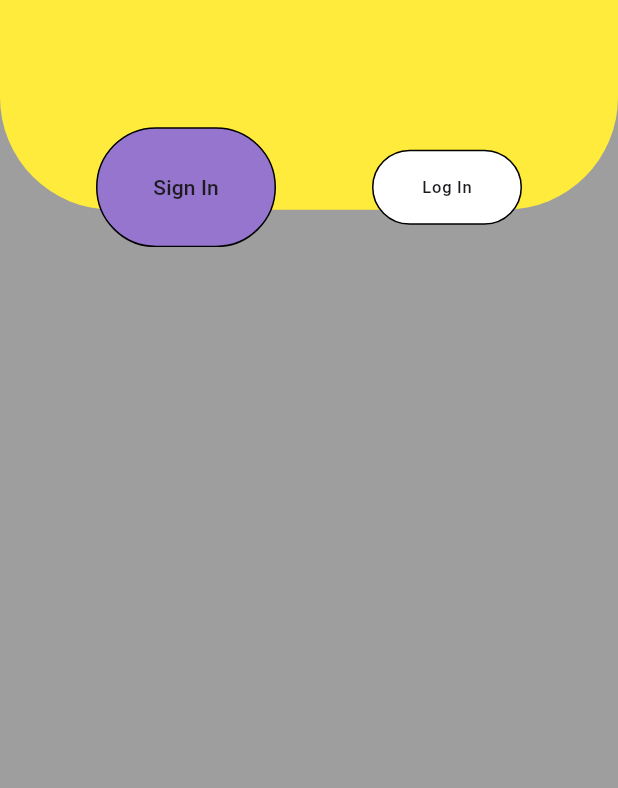
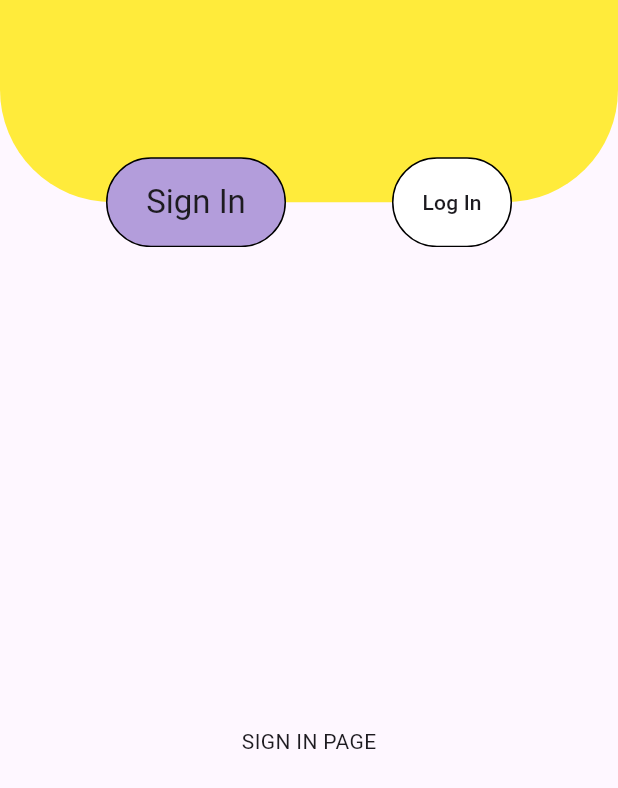
Before and after one commit to cEgemen/weaApp2, a Flutter app: the screen it shows after launch, after a tap on the "keyboard arrow right" icon, on a phone screen of 412 x 824 dp. Shown: the top 788 px of the screen. Run offline on Flutter 3.47's test engine with Material 3 defaults, Android fonts, the phone set to English and light mode, and no system bars; our stand-ins replace flutter_mobx, mobx, shared_preferences; generated files the repository leaves out were written again.

Commit message:
complate animated tab bar

```diff
--- /dev/null
+++ b/lib/core/extensions/context_extension.dart
@@ -0,0 +1,9 @@
+import 'package:flutter/material.dart';
+
+extension ContextExtensions on BuildContext {
+  double get height => MediaQuery.of(this).size.height;
+  double get width => MediaQuery.of(this).size.width;
+  ThemeData get theme => Theme.of(this);
+  ColorScheme get colorScheme => theme.colorScheme;
+  TextTheme get textTheme => theme.textTheme;
+}
--- a/lib/product/managments/themeManager/theme_manager.dart
+++ b/lib/product/managments/themeManager/theme_manager.dart
@@ -1,9 +1,9 @@
 
 
 import 'package:flutter/material.dart';
-import 'i_theme_manager.dart';
 
 import '../../enums/theme_enum.dart';
+import 'i_theme_manager.dart';
 
 class ThemeManager extends ChangeNotifier implements IThemeManager{
   ThemeManager._();
--- a/lib/product/pages/entryPage/entry_page.dart
+++ b/lib/product/pages/entryPage/entry_page.dart
@@ -11,10 +11,10 @@ class EntryPage extends StatefulWidget {
 }
 
 class _EntryPageState extends EntryPageViewModel {
-
   @override
   Widget build(BuildContext context) {
-    return Scaffold(
+    return SafeArea(
+      child: Scaffold(
         backgroundColor: Colors.grey[400],
         body: Padding(
           padding: const AppPadding.normalHorizontalPadding(),
@@ -32,6 +32,7 @@ class _EntryPageState extends EntryPageViewModel {
                 flex: 1,
               ),
             ],
+          ),
         ),
       ),
     );
--- a/lib/product/pages/entryPage/entry_page_view_model.dart
+++ b/lib/product/pages/entryPage/entry_page_view_model.dart
@@ -1,8 +1,8 @@
 import 'package:flutter/material.dart';
-import '../../enums/router_enum.dart';
 
 import '../../../core/base/base_state.dart';
 import '../../enums/image_enum.dart';
+import '../../enums/router_enum.dart';
 import '../../useful/padding.dart';
 import '../../widgets/cards/image_card_widget.dart';
 import 'entry_page.dart';
--- /dev/null
+++ b/lib/product/pages/signAndLogInPage/logInPage/login_in_view.dart
@@ -0,0 +1,14 @@
+
+
+      import 'package:flutter/material.dart';
+
+class LogInView extends StatelessWidget {
+        const LogInView({super.key});
+
+        @override
+        Widget build(BuildContext context) {
+          return const Scaffold(
+                 body: Center(child: Text("LOGIN PAGE"),),
+          );
+        }
+      }
--- /dev/null
+++ b/lib/product/pages/signAndLogInPage/signInPage/signIn_view.dart
@@ -0,0 +1,14 @@
+
+
+  import 'package:flutter/material.dart';
+
+class SignInView extends StatelessWidget {
+    const SignInView({super.key});
+
+    @override
+    Widget build(BuildContext context) {
+      return const  Scaffold(
+              body: Center(child:Text("SIGN IN PAGE"),),
+      );
+    }
+  }
--- a/lib/product/pages/signAndLogInPage/sign_or_log_in_view.dart
+++ b/lib/product/pages/signAndLogInPage/sign_or_log_in_view.dart
@@ -1,5 +1,6 @@
 import 'package:flutter/material.dart';
-import 'package:weather_app_2/product/widgets/containers/touchable_and_animated_container.dart';
+import '../../useful/radius.dart';
+import '../../widgets/containers/touchable_and_animated_container.dart';
 import '../../../core/base/base_state.dart';
 import 'sign_or_log_in_view_state.dart';
 import "package:flutter_mobx/flutter_mobx.dart";
@@ -18,74 +19,91 @@ class _SignOrLogInViewState extends BaseState<SignOrLogInView> {
     return builder;
   }
 
-  Widget get builder => Scaffold(
-        backgroundColor: Colors.grey,
+  Widget get builder => SafeArea(
+        child: Scaffold(
           body: Column(
             children: [
               Expanded(
                   flex: 2,
                   child: Stack(
                     children: [
-                    Container(
-                      color: Colors.grey,
+                      _bottomStackWidget(),
+                      _positionedMiddleRadiusContainerStackItem(),
+                      _positionedTopStackItem(),
+                    ],
+                  )),
+              Expanded(
+                flex: 8,
+                child: Observer(
+                  builder: (context) {
+                    return _state.activePageReturner();
+                  },
                 ),
-                    Positioned(
-                      bottom: 25,
+              )
+            ],
+          ),
+        ),
+      );
+
+  Container _bottomStackWidget() {
+    return Container();
+  }
+
+  Positioned _positionedMiddleRadiusContainerStackItem() {
+    return Positioned(
+      bottom: _state.animatedContainerPassiveHeight / 2,
       right: 0,
       left: 0,
-                      top: -25,
+      top: -(_state.animatedContainerPassiveHeight / 2),
       child: Container(
-                        decoration: const BoxDecoration(
-                            color: Colors.yellow, borderRadius: BorderRadius.only(bottomLeft: Radius.circular(75), bottomRight: Radius.circular(75))),
+        decoration: BoxDecoration(
+            color: Colors.yellow,
+            borderRadius: BorderRadius.only(bottomLeft: AppRadius.mediumCircleRadius(), bottomRight: AppRadius.mediumCircleRadius())),
       ),
-                    ),
-                    Positioned(
+    );
+  }
+
+  Positioned _positionedTopStackItem() {
+    return Positioned(
         bottom: 0,
         right: 0,
         left: 0,
         child: Observer(builder: (_) {
           return Row(
             mainAxisAlignment: MainAxisAlignment.spaceEvenly,
-                            children: [
-                              AnimatedAndTouchableContainer(
-                                color: _state.activePage == ActivePageName.signIn ? Colors.deepPurple.shade300 : null,
-                                width: _state.activePage == ActivePageName.signIn ? 120 : null,
-                                height: _state.activePage == ActivePageName.signIn ? 80 : null,
+            children: [_animatedContainer(), _animatedContainer2()],
+          );
+        }));
+  }
+
+  AnimatedAndTouchableContainer _animatedContainer2() {
+    return AnimatedAndTouchableContainer(
+      color: _state.animatedContainerColor(ActivePageName.logIn),
+      width: _state.animatedContainerWidht(ActivePageName.logIn),
+      height: _state.animatedContainerPassiveHeight,
+      child: Center(
+        child: Text(_state.animatContainerText2, style: _state.animatedContainerTextStyle(context, ActivePageName.logIn)),
+      ),
+      onTap: () {
+        _state.changeActivePage(ActivePageName.logIn);
+      },
+    );
+  }
+
+  AnimatedAndTouchableContainer _animatedContainer() {
+    return AnimatedAndTouchableContainer(
+      color: _state.animatedContainerColor(ActivePageName.signIn),
+      width: _state.animatedContainerWidht(ActivePageName.signIn),
+      height: _state.animatedContainerPassiveHeight,
       child: Center(
         child: Text(
-                                    "Sign In",
-                                    style: _state.activePage == ActivePageName.signIn
-                                        ? Theme.of(context).textTheme.labelLarge
-                                        : Theme.of(context).textTheme.labelSmall,
+          _state.animatContainerText1,
+          style: _state.animatedContainerTextStyle(context, ActivePageName.signIn),
         ),
       ),
       onTap: () {
         _state.changeActivePage(ActivePageName.signIn);
       },
-                              ),
-                              AnimatedAndTouchableContainer(
-                                color: _state.activePage == ActivePageName.logIn ? Colors.deepPurple.shade300 : null,
-                                width: _state.activePage == ActivePageName.logIn ? 120 : null,
-                                height: _state.activePage == ActivePageName.logIn ? 80 : null,
-                                child: Center(
-                                  child: Text("Log In",
-                                      style: _state.activePage == ActivePageName.logIn
-                                          ? Theme.of(context).textTheme.labelLarge
-                                          : Theme.of(context).textTheme.labelSmall),
-                                ),
-                                onTap: () {
-                                  _state.changeActivePage(ActivePageName.logIn);
-                                },
-                              )
-                            ],
-                          );
-                        })),
-                  ],
-                )),
-            const Spacer(
-              flex: 8,
-            )
-          ],
-        ),
     );
   }
+}
--- a/lib/product/pages/signAndLogInPage/sign_or_log_in_view_state.dart
+++ b/lib/product/pages/signAndLogInPage/sign_or_log_in_view_state.dart
@@ -1,29 +1,52 @@
-
-
+import 'package:flutter/material.dart';
+import 'package:flutter/widgets.dart';
 import 'package:mobx/mobx.dart';
+import '../../../core/extensions/context_extension.dart';
+import 'logInPage/login_in_view.dart';
+import 'signInPage/signIn_view.dart';
 part 'sign_or_log_in_view_state.g.dart';
 
 class SignOrLogInViewState = _SignOrLogInViewStateBase with _$SignOrLogInViewState;
 
 abstract class _SignOrLogInViewStateBase with Store {
+  final String animatContainerText1 = "Sign In";
+  final String animatContainerText2 = "Log In";
+  final double animatedContainerPassiveHeight = 60;
+  final double _animatedContainerPassiveWidht = 80;
+  final double _animatedContainerActiveWidht = 120;
+  final Color _animatedContainerActiveColor = Colors.deepPurple.shade200;
+  final Color _animatedContainerPassiveColor = Colors.white;
 
   @observable
   ActivePageName activePage = ActivePageName.values[0];
 
   @action
-        void changeActivePage(ActivePageName page)
-        {
-            if(page != activePage)
-            {
+  void changeActivePage(ActivePageName page) {
+    if (page != activePage) {
       activePage = page;
     }
-              return ;
+    return;
   }
+  @computed
+  Widget activePageReturner()
+  {
+     return activePage == ActivePageName.signIn ? const SignInView() : const LogInView();
+  }
+
+  double animatedContainerWidht(ActivePageName page) {
+    return page == activePage ? _animatedContainerActiveWidht : _animatedContainerPassiveWidht;
+  }
+
+  TextStyle animatedContainerTextStyle(BuildContext context, ActivePageName page) {
+    return page == activePage ? context.textTheme.titleLarge! : context.textTheme.titleSmall!;
+  }
+
+  Color animatedContainerColor(ActivePageName page) {
+    return page == activePage ? _animatedContainerActiveColor : _animatedContainerPassiveColor;
+  }
+
+
 
 }
 
-
-      enum ActivePageName {
-         signIn,
-         logIn
-      }
+enum ActivePageName { signIn, logIn }
--- /dev/null
+++ b/lib/product/useful/radius.dart
@@ -0,0 +1,10 @@
+
+
+ import 'package:flutter/material.dart';
+
+class AppRadius extends Radius{
+
+         AppRadius.lowCircleRadius({double ? radius}):super.circular(radius ?? 50);
+         AppRadius.mediumCircleRadius({double ? radius}):super.circular(radius ?? 75);
+         AppRadius.highCircleRadius({double ? radius}):super.circular(radius ?? 100);
+}
--- a/lib/product/widgets/containers/touchable_and_animated_container.dart
+++ b/lib/product/widgets/containers/touchable_and_animated_container.dart
@@ -1,9 +1,9 @@
-
 import 'package:flutter/material.dart';
+import '../../useful/radius.dart';
 
 class AnimatedAndTouchableContainer extends StatelessWidget {
   const AnimatedAndTouchableContainer(
-      {super.key, required Widget child,double? width, double? height, Color? color, Duration? duration, required void Function() onTap})
+      {super.key, required Widget child, double? width, double? height, Color? color, Duration? duration, required void Function() onTap})
       : _color = color ?? Colors.white,
         _duration = duration,
         _height = height ?? 50,
@@ -20,14 +20,13 @@ class AnimatedAndTouchableContainer extends StatelessWidget {
   Widget build(BuildContext context) {
     return InkWell(
       onTap: _onTap,
+      borderRadius: BorderRadius.all(AppRadius.lowCircleRadius()),
       child: AnimatedContainer(
           height: _height,
           width: _width,
-          decoration: BoxDecoration(
-              color: _color,
-              border: Border.all(color: Colors.black),
-              borderRadius:const  BorderRadius.all(Radius.circular(50))),
-          duration: _duration ?? const Duration(seconds: 1),
+          decoration:
+              BoxDecoration(color: _color, border: Border.all(color: Colors.black), borderRadius: BorderRadius.all(AppRadius.lowCircleRadius())),
+          duration: _duration ?? const Duration(milliseconds: 500),
           child: _child),
     );
   }
```
Also changed, not shown: lib/product/pages/signAndLogInPage/logInPage/login_view_state.dart (added), lib/product/pages/signAndLogInPage/signInPage/signIn_view_state.dart (added). Lines whose indentation alone changed are shown as unchanged.
